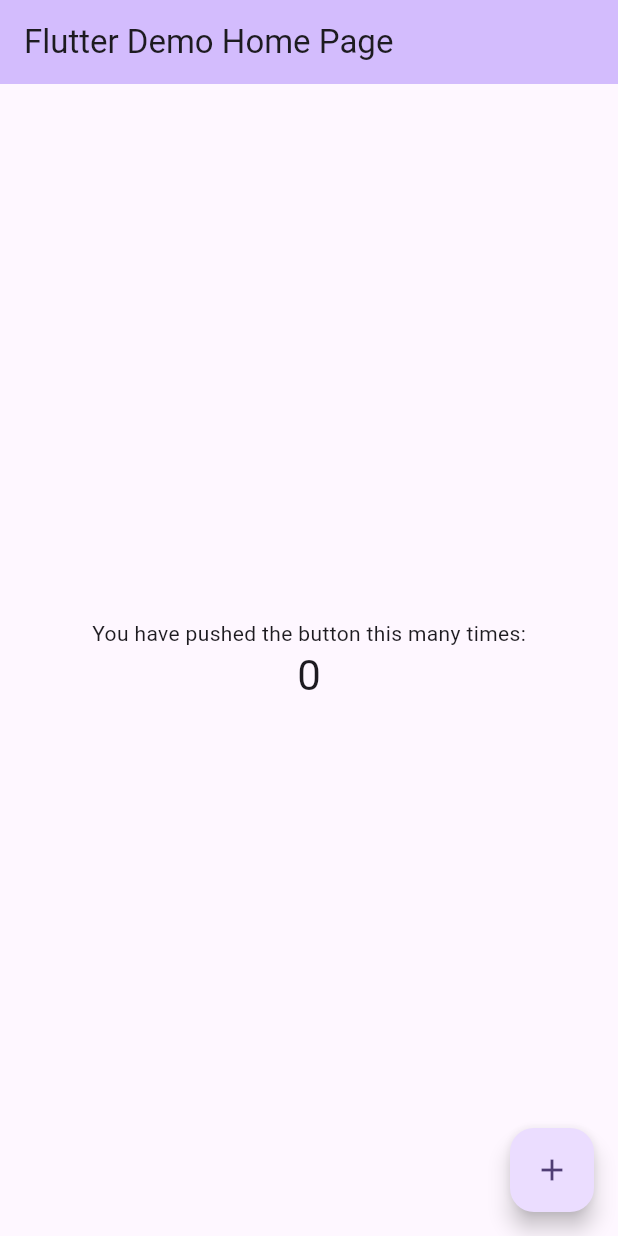
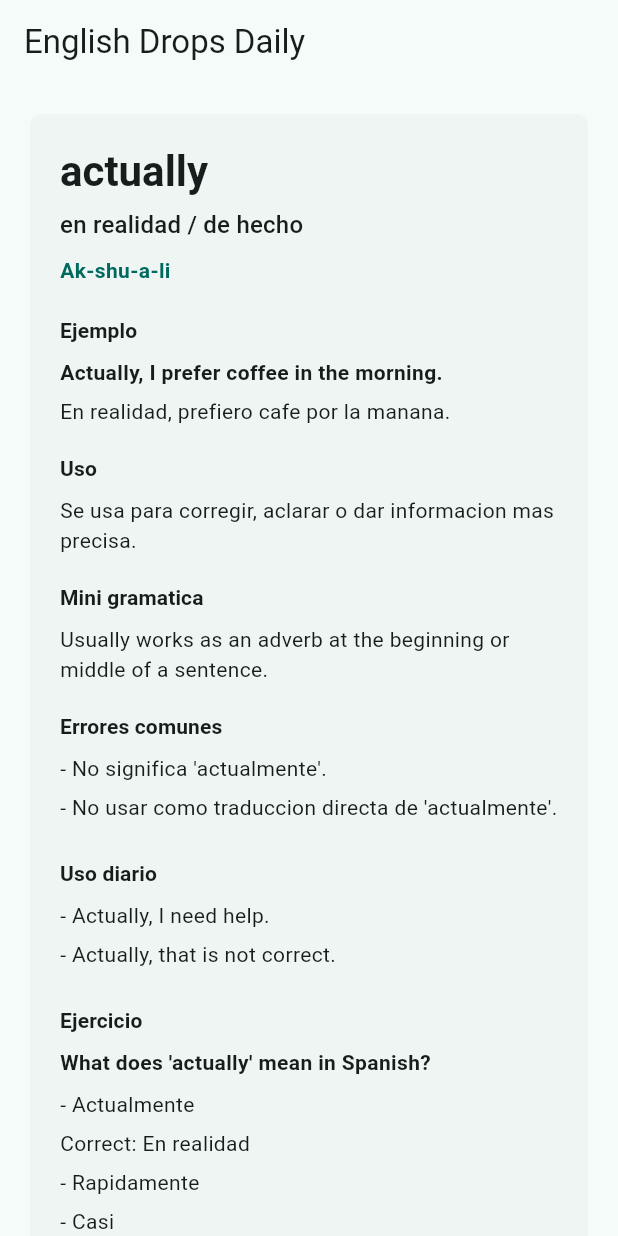
Before and after one commit to jematti/English_daily, a Flutter app: the screen it shows after launch, on a phone screen of 412 x 824 dp. Run offline on Flutter 3.47's test engine with Material 3 defaults, Android fonts, the light colour scheme and no system bars.

Commit message:
Fase 5: mostrar palabra del dia

```diff
--- /dev/null
+++ b/lib/data/datasources/lesson_local_datasource.dart
@@ -0,0 +1,17 @@
+import 'dart:convert';
+
+import 'package:english_drops_daily/domain/models/lesson_model.dart';
+import 'package:flutter/services.dart';
+
+class LessonLocalDatasource {
+  const LessonLocalDatasource();
+
+  Future<List<LessonModel>> getLessons() async {
+    final jsonString = await rootBundle.loadString('assets/data/lessons.json');
+    final jsonData = jsonDecode(jsonString) as List<dynamic>;
+
+    return jsonData.map((lesson) {
+      return LessonModel.fromJson(lesson as Map<String, dynamic>);
+    }).toList();
+  }
+}
--- /dev/null
+++ b/lib/features/word_of_day/screens/word_of_day_screen.dart
@@ -0,0 +1,77 @@
+import 'package:english_drops_daily/data/datasources/lesson_local_datasource.dart';
+import 'package:english_drops_daily/domain/models/lesson_model.dart';
+import 'package:english_drops_daily/features/word_of_day/widgets/lesson_card.dart';
+import 'package:flutter/material.dart';
+
+class WordOfDayScreen extends StatefulWidget {
+  const WordOfDayScreen({super.key});
+
+  @override
+  State<WordOfDayScreen> createState() => _WordOfDayScreenState();
+}
+
+class _WordOfDayScreenState extends State<WordOfDayScreen> {
+  late final Future<List<LessonModel>> _lessonsFuture;
+
+  @override
+  void initState() {
+    super.initState();
+    _lessonsFuture = const LessonLocalDatasource().getLessons();
+  }
+
+  @override
+  Widget build(BuildContext context) {
+    return Scaffold(
+      appBar: AppBar(title: const Text('English Drops Daily')),
+      body: FutureBuilder<List<LessonModel>>(
+        future: _lessonsFuture,
+        builder: (context, snapshot) {
+          if (snapshot.connectionState == ConnectionState.waiting) {
+            return const Center(child: CircularProgressIndicator());
+          }
+
+          if (snapshot.hasError) {
+            return const _MessageView(
+              message:
+                  'No pudimos cargar la leccion de hoy. Intentalo de nuevo.',
+            );
+          }
+
+          final lessons = snapshot.data ?? const [];
+          if (lessons.isEmpty) {
+            return const _MessageView(
+              message: 'No hay lecciones disponibles por ahora.',
+            );
+          }
+
+          return SafeArea(
+            child: SingleChildScrollView(
+              padding: const EdgeInsets.all(16),
+              child: LessonCard(lesson: lessons.first),
+            ),
+          );
+        },
+      ),
+    );
+  }
+}
+
+class _MessageView extends StatelessWidget {
+  const _MessageView({required this.message});
+
+  final String message;
+
+  @override
+  Widget build(BuildContext context) {
+    return Center(
+      child: Padding(
+        padding: const EdgeInsets.all(24),
+        child: Text(
+          message,
+          textAlign: TextAlign.center,
+          style: Theme.of(context).textTheme.bodyLarge,
+        ),
+      ),
+    );
+  }
+}
--- /dev/null
+++ b/lib/features/word_of_day/widgets/lesson_card.dart
@@ -0,0 +1,184 @@
+import 'package:english_drops_daily/domain/models/exercise_model.dart';
+import 'package:english_drops_daily/domain/models/lesson_model.dart';
+import 'package:flutter/material.dart';
+
+class LessonCard extends StatelessWidget {
+  const LessonCard({super.key, required this.lesson});
+
+  final LessonModel lesson;
+
+  @override
+  Widget build(BuildContext context) {
+    final firstExercise = lesson.exercises.isNotEmpty
+        ? lesson.exercises.first
+        : null;
+
+    return Card(
+      elevation: 0,
+      shape: RoundedRectangleBorder(borderRadius: BorderRadius.circular(8)),
+      child: Padding(
+        padding: const EdgeInsets.all(20),
+        child: Column(
+          crossAxisAlignment: CrossAxisAlignment.start,
+          children: [
+            Text(
+              lesson.word,
+              style: Theme.of(
+                context,
+              ).textTheme.headlineMedium?.copyWith(fontWeight: FontWeight.bold),
+            ),
+            const SizedBox(height: 6),
+            Text(
+              lesson.meaningEs,
+              style: Theme.of(context).textTheme.titleMedium,
+            ),
+            const SizedBox(height: 8),
+            Text(
+              lesson.pronunciation,
+              style: Theme.of(context).textTheme.bodyMedium?.copyWith(
+                color: Theme.of(context).colorScheme.primary,
+                fontWeight: FontWeight.w600,
+              ),
+            ),
+            const SizedBox(height: 20),
+            _Section(
+              title: 'Ejemplo',
+              child: _ExampleBlock(lesson: lesson),
+            ),
+            _TextSection(title: 'Uso', text: lesson.usage),
+            _TextSection(title: 'Mini gramatica', text: lesson.grammar),
+            _ListSection(
+              title: 'Errores comunes',
+              items: lesson.commonMistakes,
+            ),
+            _ListSection(title: 'Uso diario', items: lesson.dailyUse),
+            if (firstExercise != null)
+              _ExerciseSection(exercise: firstExercise),
+          ],
+        ),
+      ),
+    );
+  }
+}
+
+class _Section extends StatelessWidget {
+  const _Section({required this.title, required this.child});
+
+  final String title;
+  final Widget child;
+
+  @override
+  Widget build(BuildContext context) {
+    return Padding(
+      padding: const EdgeInsets.only(bottom: 18),
+      child: Column(
+        crossAxisAlignment: CrossAxisAlignment.start,
+        children: [
+          Text(
+            title,
+            style: Theme.of(
+              context,
+            ).textTheme.titleSmall?.copyWith(fontWeight: FontWeight.bold),
+          ),
+          const SizedBox(height: 8),
+          child,
+        ],
+      ),
+    );
+  }
+}
+
+class _TextSection extends StatelessWidget {
+  const _TextSection({required this.title, required this.text});
+
+  final String title;
+  final String text;
+
+  @override
+  Widget build(BuildContext context) {
+    return _Section(title: title, child: Text(text));
+  }
+}
+
+class _ListSection extends StatelessWidget {
+  const _ListSection({required this.title, required this.items});
+
+  final String title;
+  final List<String> items;
+
+  @override
+  Widget build(BuildContext context) {
+    return _Section(
+      title: title,
+      child: Column(
+        crossAxisAlignment: CrossAxisAlignment.start,
+        children: items.map((item) {
+          return Padding(
+            padding: const EdgeInsets.only(bottom: 6),
+            child: Text('- $item'),
+          );
+        }).toList(),
+      ),
+    );
+  }
+}
+
+class _ExampleBlock extends StatelessWidget {
+  const _ExampleBlock({required this.lesson});
+
+  final LessonModel lesson;
+
+  @override
+  Widget build(BuildContext context) {
+    return Column(
+      crossAxisAlignment: CrossAxisAlignment.start,
+      children: [
+        Text(
+          lesson.exampleEn,
+          style: const TextStyle(fontWeight: FontWeight.w600),
+        ),
+        const SizedBox(height: 6),
+        Text(lesson.exampleEs),
+      ],
+    );
+  }
+}
+
+class _ExerciseSection extends StatelessWidget {
+  const _ExerciseSection({required this.exercise});
+
+  final ExerciseModel exercise;
+
+  @override
+  Widget build(BuildContext context) {
+    return _Section(
+      title: 'Ejercicio',
+      child: Column(
+        crossAxisAlignment: CrossAxisAlignment.start,
+        children: [
+          Text(
+            exercise.question,
+            style: const TextStyle(fontWeight: FontWeight.w600),
+          ),
+          const SizedBox(height: 8),
+          ...exercise.options.map((option) {
+            final isCorrect = option == exercise.correctAnswer;
+
+            return Padding(
+              padding: const EdgeInsets.only(bottom: 6),
+              child: Row(
+                crossAxisAlignment: CrossAxisAlignment.start,
+                children: [
+                  Text(isCorrect ? 'Correct: ' : '- '),
+                  Expanded(child: Text(option)),
+                ],
+              ),
+            );
+          }),
+          const SizedBox(height: 8),
+          Text(exercise.explanation),
+        ],
+      ),
+    );
+  }
+}
--- a/lib/main.dart
+++ b/lib/main.dart
@@ -1,3 +1,4 @@
+import 'package:english_drops_daily/features/word_of_day/screens/word_of_day_screen.dart';
 import 'package:flutter/material.dart';
 
 void main() {
@@ -7,116 +8,16 @@ void main() {
 class MyApp extends StatelessWidget {
   const MyApp({super.key});
 
-  // This widget is the root of your application.
   @override
   Widget build(BuildContext context) {
     return MaterialApp(
-      title: 'Flutter Demo',
+      title: 'English Drops Daily',
+      debugShowCheckedModeBanner: false,
       theme: ThemeData(
-        // This is the theme of your application.
-        //
-        // TRY THIS: Try running your application with "flutter run". You'll see
-        // the application has a purple toolbar. Then, without quitting the app,
-        // try changing the seedColor in the colorScheme below to Colors.green
-        // and then invoke "hot reload" (save your changes or press the "hot
-        // reload" button in a Flutter-supported IDE, or press "r" if you used
-        // the command line to start the app).
-        //
-        // Notice that the counter didn't reset back to zero; the application
-        // state is not lost during the reload. To reset the state, use hot
-        // restart instead.
-        //
-        // This works for code too, not just values: Most code changes can be
-        // tested with just a hot reload.
-        colorScheme: .fromSeed(seedColor: Colors.deepPurple),
+        colorScheme: ColorScheme.fromSeed(seedColor: Colors.teal),
+        useMaterial3: true,
       ),
-      home: const MyHomePage(title: 'Flutter Demo Home Page'),
+      home: const WordOfDayScreen(),
     );
   }
 }
-
-class MyHomePage extends StatefulWidget {
-  const MyHomePage({super.key, required this.title});
-
-  // This widget is the home page of your application. It is stateful, meaning
-  // that it has a State object (defined below) that contains fields that affect
-  // how it looks.
-
-  // This class is the configuration for the state. It holds the values (in this
-  // case the title) provided by the parent (in this case the App widget) and
-  // used by the build method of the State. Fields in a Widget subclass are
-  // always marked "final".
-
-  final String title;
-
-  @override
-  State<MyHomePage> createState() => _MyHomePageState();
-}
-
-class _MyHomePageState extends State<MyHomePage> {
-  int _counter = 0;
-
-  void _incrementCounter() {
-    setState(() {
-      // This call to setState tells the Flutter framework that something has
-      // changed in this State, which causes it to rerun the build method below
-      // so that the display can reflect the updated values. If we changed
-      // _counter without calling setState(), then the build method would not be
-      // called again, and so nothing would appear to happen.
-      _counter++;
-    });
-  }
-
-  @override
-  Widget build(BuildContext context) {
-    // This method is rerun every time setState is called, for instance as done
-    // by the _incrementCounter method above.
-    //
-    // The Flutter framework has been optimized to make rerunning build methods
-    // fast, so that you can just rebuild anything that needs updating rather
-    // than having to individually change instances of widgets.
-    return Scaffold(
-      appBar: AppBar(
-        // TRY THIS: Try changing the color here to a specific color (to
-        // Colors.amber, perhaps?) and trigger a hot reload to see the AppBar
-        // change color while the other colors stay the same.
-        backgroundColor: Theme.of(context).colorScheme.inversePrimary,
-        // Here we take the value from the MyHomePage object that was created by
-        // the App.build method, and use it to set our appbar title.
-        title: Text(widget.title),
-      ),
-      body: Center(
-        // Center is a layout widget. It takes a single child and positions it
-        // in the middle of the parent.
-        child: Column(
-          // Column is also a layout widget. It takes a list of children and
-          // arranges them vertically. By default, it sizes itself to fit its
-          // children horizontally, and tries to be as tall as its parent.
-          //
-          // Column has various properties to control how it sizes itself and
-          // how it positions its children. Here we use mainAxisAlignment to
-          // center the children vertically; the main axis here is the vertical
-          // axis because Columns are vertical (the cross axis would be
-          // horizontal).
-          //
-          // TRY THIS: Invoke "debug painting" (choose the "Toggle Debug Paint"
-          // action in the IDE, or press "p" in the console), to see the
-          // wireframe for each widget.
-          mainAxisAlignment: .center,
-          children: [
-            const Text('You have pushed the button this many times:'),
-            Text(
-              '$_counter',
-              style: Theme.of(context).textTheme.headlineMedium,
-            ),
-          ],
-        ),
-      ),
-      floatingActionButton: FloatingActionButton(
-        onPressed: _incrementCounter,
-        tooltip: 'Increment',
-        child: const Icon(Icons.add),
-      ),
-    );
-  }
-}
```
Also changed, not shown: 1 other file.
